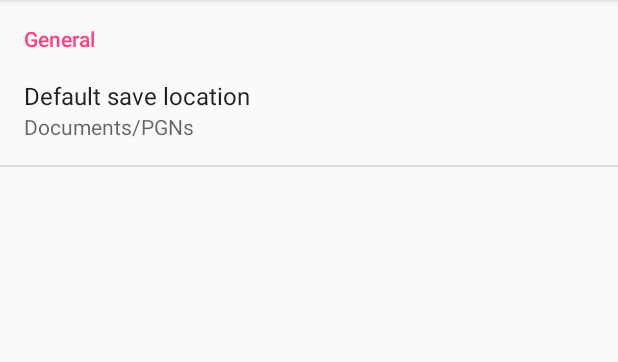
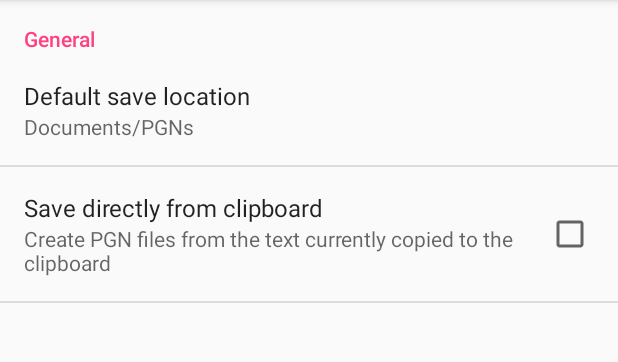
Before and after one commit to efrederic/PGNConverter, an Android app: the fragment SettingsFragment shown on its own in the app's theme, on a phone screen of 412 x 824 dp, the part 84-446 px from its top. Run offline under Robolectric (Android 15) with nearby library versions, the phone set to English and light mode, and no system bars.

Commit message:
- added option in settings to create PGNs directly from what is copied to the clipboard without pasting

```diff
--- a/app/src/main/res/values/strings.xml
+++ b/app/src/main/res/values/strings.xml
@@ -8,7 +8,10 @@
     <string name="save_location_documents">Documents/PGNs</string>
     <string name="save_location_droidfish">Droidfish/pgn</string>
     <string name="default_save_location">Default save location</string>
+    <string name="save_from_clipboard">Save directly from clipboard</string>
     <string name="default_save_location_key">pref_default_save_location</string>
+    <string name="save_from_clipboard_key">pref_copy_from_clipboard</string>
     <string name="general_category">General</string>
     <string name="share_chooser_title">Share text to…</string>
+    <string name="save_from_clipboard_summary">Create PGN files from the text currently copied to the clipboard</string>
 </resources>
--- a/app/src/main/res/xml/preferences.xml
+++ b/app/src/main/res/xml/preferences.xml
@@ -7,5 +7,10 @@
             android:title="@string/default_save_location"
             android:summary="@string/save_location_documents"
             android:defaultValue="@string/save_location_documents" />
+        <CheckBoxPreference
+            android:key="@string/save_from_clipboard_key"
+            android:title="@string/save_from_clipboard"
+            android:summary="@string/save_from_clipboard_summary"
+            android:defaultValue="false" />
     </PreferenceCategory>
 </PreferenceScreen>
```
Also changed, not shown: app/src/main/java/dfp/pgnconverter/MainActivity.java (+38 -5 lines).
